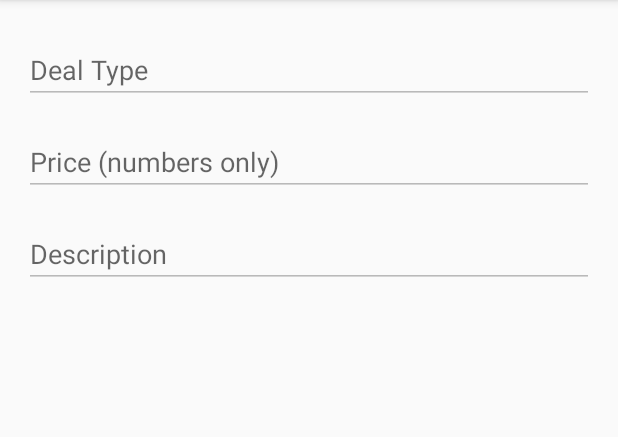
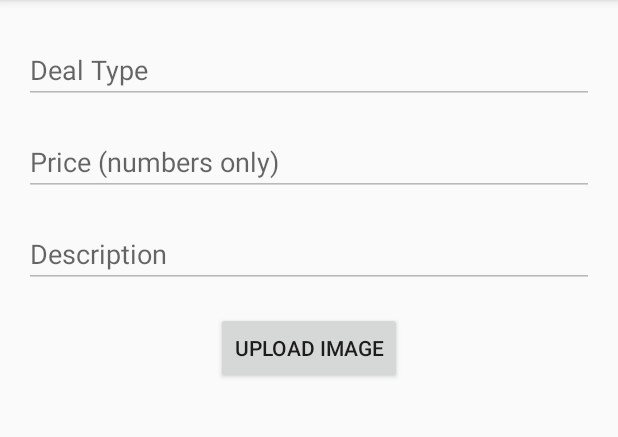
Before and after one commit to danielemeks/TravelProject, an Android app: the DealActivity screen opened directly, with no data from a screen before it, on a phone screen of 412 x 824 dp, the part 84-521 px from its top. Run offline under Robolectric (Android 15) with nearby library versions, the phone set to English and light mode, and no system bars; our stand-ins replace Firebase (no records; nobody signed in at launch, a user with empty details on screens opened directly), Picasso; libraries missing offline, so code that uses them is left out: com.firebase.ui.

Commit message:
Update 3

```diff
--- a/app/build.gradle
+++ b/app/build.gradle
@@ -28,6 +28,7 @@ dependencies {
     androidTestImplementation 'androidx.test.espresso:espresso-core:3.3.0-alpha02'
     implementation 'com.google.firebase:firebase-database:18.0.1'
     implementation 'com.firebaseui:firebase-ui-auth:4.3.1'
+    implementation 'com.squareup.picasso:picasso:2.5.2'
     implementation 'com.google.firebase:firebase-database:17.0.0'
     implementation 'com.google.firebase:firebase-storage:17.0.0'
     implementation 'com.google.firebase:firebase-auth:17.0.0'
--- a/app/src/main/res/layout/activity_insert.xml
+++ b/app/src/main/res/layout/activity_deal.xml
@@ -44,10 +44,34 @@
         android:layout_marginStart="16dp"
         android:layout_marginLeft="8dp"
         android:layout_marginTop="16dp"
-        android:layout_marginEnd="16dp"
+        android:layout_marginEnd="@dimen/text_margin_stan"
         android:layout_marginRight="8dp"
         android:hint="@string/description"
         app:layout_constraintEnd_toEndOf="parent"
         app:layout_constraintStart_toStartOf="parent"
         app:layout_constraintTop_toBottomOf="@+id/txtPrice" />
+
+    <Button
+        android:id="@+id/btnImage"
+        android:layout_width="wrap_content"
+        android:layout_height="wrap_content"
+        android:layout_marginStart="@dimen/text_margin_stan"
+        android:layout_marginTop="@dimen/text_margin_stan"
+        android:layout_marginEnd="@dimen/text_margin_stan"
+        android:text="Upload Image"
+        app:layout_constraintEnd_toEndOf="parent"
+        app:layout_constraintStart_toStartOf="parent"
+        app:layout_constraintTop_toBottomOf="@+id/txtDescription" />
+
+    <ImageView
+        android:id="@+id/image"
+        android:layout_width="wrap_content"
+        android:layout_height="wrap_content"
+        android:layout_marginEnd="@dimen/text_margin_stan"
+        android:layout_marginStart="@dimen/text_margin_stan"
+        android:layout_marginTop="@dimen/text_margin_stan"
+        app:layout_constraintEnd_toEndOf="parent"
+        app:layout_constraintStart_toStartOf="parent"
+        app:layout_constraintTop_toBottomOf="@+id/btnImage"
+        app:srcCompat="@android:color/transparent" />
 </androidx.constraintlayout.widget.ConstraintLayout>
--- a/app/src/main/res/values/dimens.xml
+++ b/app/src/main/res/values/dimens.xml
@@ -4,4 +4,5 @@
     <dimen name="text_margin_stand">8dp</dimen>
     <dimen name="title_large">20sp</dimen>
     <dimen name="text_price">18sp</dimen>
+    <dimen name="text_margin_stan">16dp</dimen>
 </resources>
```
Also changed, not shown: app/src/main/AndroidManifest.xml (+4 -3 lines), app/src/main/java/com/example/travelmantics/DealActivity.java (+82 -1 lines), app/src/main/java/com/example/travelmantics/DealAdapter.java (+14 -0 lines), app/src/main/java/com/example/travelmantics/FirebaseUtil.java (+9 -2 lines), app/src/main/java/com/example/travelmantics/TravelDeal.java (+11 -1 lines).
